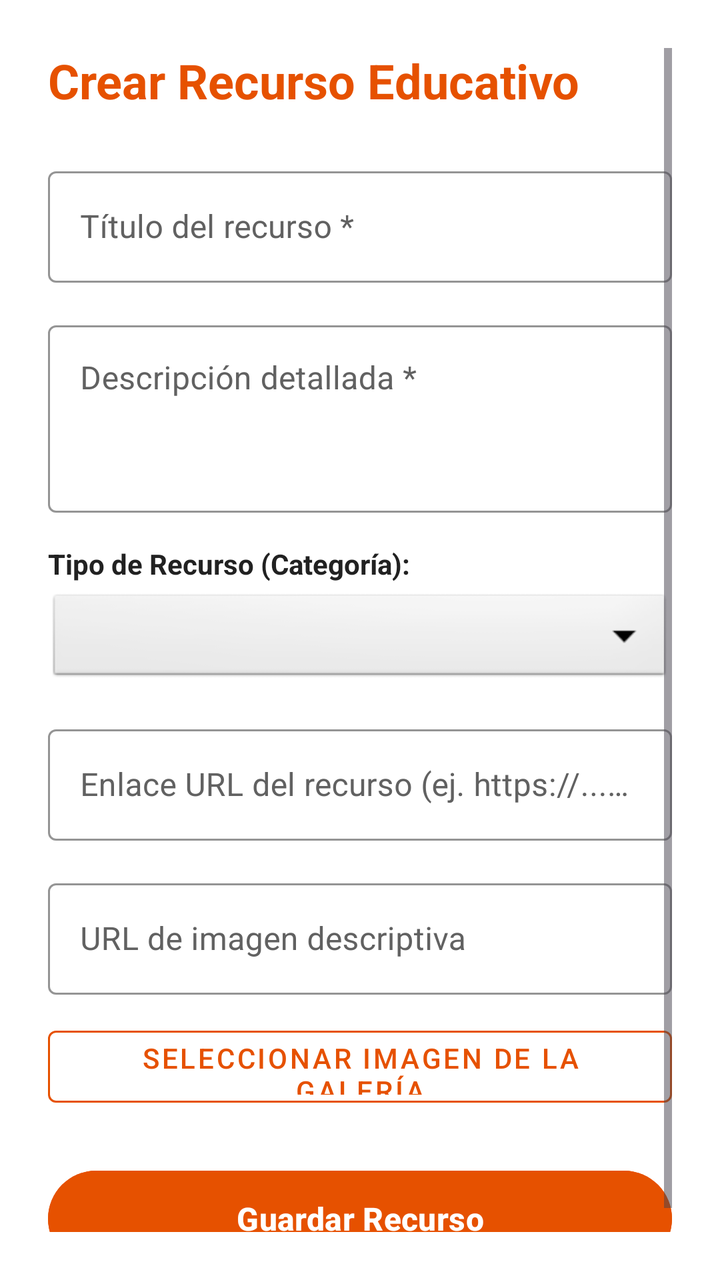
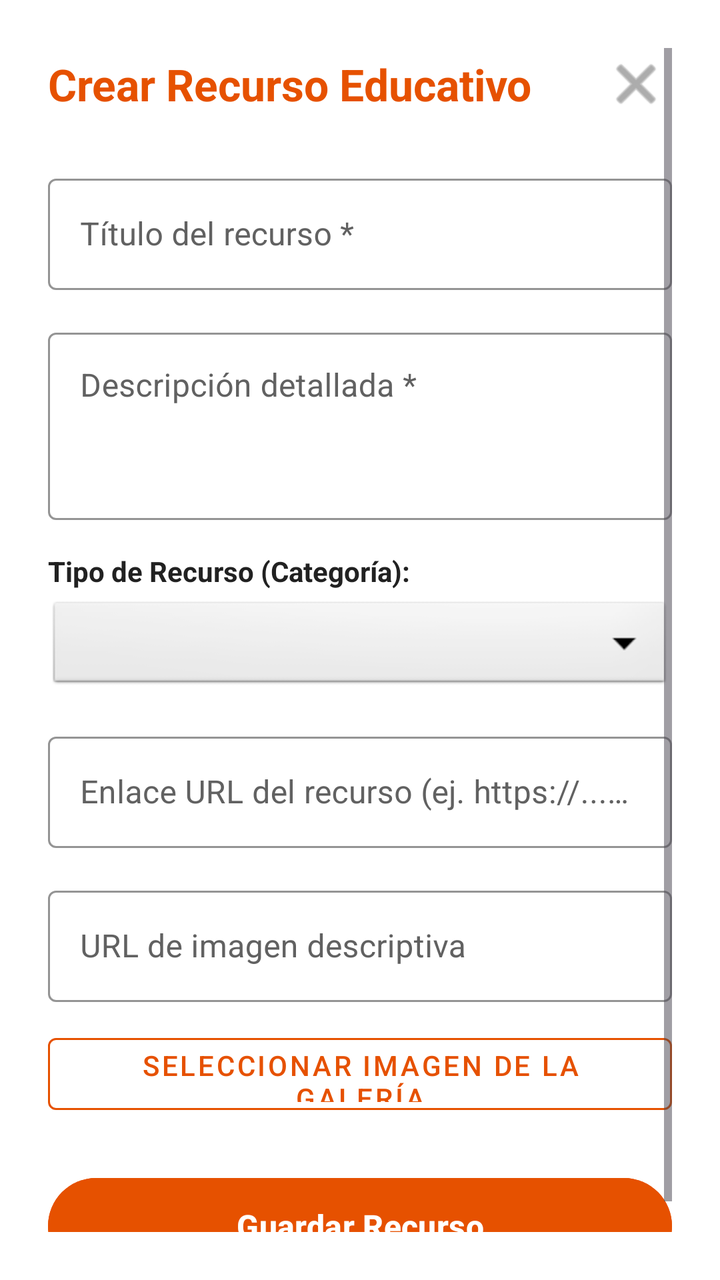

Before-and-after screenshots of an Android layout around one commit, followed by the original layout XML and the change that was made.
<!-- AndroidManifest.xml: application theme Theme.Desafio3DSM -->
<!-- res/layout/activity_add_edit_resource.xml -->
<?xml version="1.0" encoding="utf-8"?>
<ScrollView xmlns:android="http://schemas.android.com/apk/res/android"
    xmlns:app="http://schemas.android.com/apk/res-auto"
    xmlns:tools="http://schemas.android.com/tools"
    android:layout_width="match_parent"
    android:layout_height="match_parent"
    android:fillViewport="true"
    android:background="@android:color/white"
    android:padding="24dp"
    tools:context=".view.AddEditResourceActivity">

    <LinearLayout
        android:layout_width="match_parent"
        android:layout_height="wrap_content"
        android:orientation="vertical">

        <TextView
            android:id="@+id/tvFormTitle"
            android:layout_width="wrap_content"
            android:layout_height="wrap_content"
            android:text="@string/title_recurso_crear"
            android:textSize="24sp"
            android:textStyle="bold"
            android:textColor="@color/orange_primary"
            android:layout_marginBottom="24dp" />

        <com.google.android.material.textfield.TextInputLayout
            android:id="@+id/tilTitulo"
            style="@style/Widget.MaterialComponents.TextInputLayout.OutlinedBox"
            android:layout_width="match_parent"
            android:layout_height="wrap_content"
            android:layout_marginBottom="16dp"
            android:hint="@string/hint_resource_title"
            android:textColorHint="#616161"
            app:boxStrokeColor="@color/orange_primary"
            app:hintTextColor="@color/orange_primary">

            <com.google.android.material.textfield.TextInputEditText
                android:id="@+id/etTitulo"
                android:layout_width="match_parent"
                android:layout_height="wrap_content"
                android:textColor="#212121"
                android:textSize="16sp"
                android:inputType="textCapSentences" />

        </com.google.android.material.textfield.TextInputLayout>

        <com.google.android.material.textfield.TextInputLayout
            android:id="@+id/tilDescripcion"
            style="@style/Widget.MaterialComponents.TextInputLayout.OutlinedBox"
            android:layout_width="match_parent"
            android:layout_height="wrap_content"
            android:layout_marginBottom="16dp"
            android:hint="@string/hint_resource_description"
            android:textColorHint="#616161"
            app:boxStrokeColor="@color/orange_primary"
            app:hintTextColor="@color/orange_primary">

            <com.google.android.material.textfield.TextInputEditText
                android:id="@+id/etDescripcion"
                android:layout_width="match_parent"
                android:layout_height="wrap_content"
                android:textColor="#212121"
                android:textSize="16sp"
                android:inputType="textMultiLine"
                android:minLines="3"
                android:gravity="top" />

        </com.google.android.material.textfield.TextInputLayout>

        <TextView
            android:id="@+id/tvLabelTipo"
            android:layout_width="wrap_content"
            android:layout_height="wrap_content"
            android:text="@string/label_resource_type"
            android:textSize="14sp"
            android:textStyle="bold"
            android:textColor="#212121"
            android:layout_marginBottom="4dp" />

        <Spinner
            android:id="@+id/spTipo"
            android:layout_width="match_parent"
            android:layout_height="48dp"
            android:background="@android:drawable/btn_dropdown"
            android:padding="8dp"
            android:layout_marginBottom="16dp" />

        <com.google.android.material.textfield.TextInputLayout
            android:id="@+id/tilUrl"
            style="@style/Widget.MaterialComponents.TextInputLayout.OutlinedBox"
            android:layout_width="match_parent"
            android:layout_height="wrap_content"
            android:layout_marginBottom="16dp"
            android:hint="@string/hint_resource_url"
            android:textColorHint="#616161"
            app:boxStrokeColor="@color/orange_primary"
            app:hintTextColor="@color/orange_primary">

            <com.google.android.material.textfield.TextInputEditText
                android:id="@+id/etUrl"
                android:layout_width="match_parent"
                android:layout_height="wrap_content"
                android:textColor="#212121"
                android:textSize="16sp"
                android:inputType="textUri" />

        </com.google.android.material.textfield.TextInputLayout>

        <com.google.android.material.textfield.TextInputLayout
            android:id="@+id/tilImagen"
            style="@style/Widget.MaterialComponents.TextInputLayout.OutlinedBox"
            android:layout_width="match_parent"
            android:layout_height="wrap_content"
            android:layout_marginBottom="12dp"
            android:hint="@string/hint_resource_image_url"
            android:textColorHint="#616161"
            app:boxStrokeColor="@color/orange_primary"
            app:hintTextColor="@color/orange_primary">

            <com.google.android.material.textfield.TextInputEditText
                android:id="@+id/etImagen"
                android:layout_width="match_parent"
                android:layout_height="wrap_content"
                android:textColor="#212121"
                android:textSize="16sp"
                android:inputType="textUri" />

        </com.google.android.material.textfield.TextInputLayout>

        
        <Button
            android:id="@+id/btnGaleria"
            style="@style/Widget.MaterialComponents.Button.OutlinedButton"
            android:layout_width="match_parent"
            android:layout_height="48dp"
            android:text="@string/btn_pick_gallery"
            android:textColor="@color/orange_primary"
            app:strokeColor="@color/orange_primary"
            app:strokeWidth="1dp"
            android:textSize="14sp"
            android:layout_marginBottom="24dp" />

        <Button
            android:id="@+id/btnGuardarRecurso"
            android:layout_width="match_parent"
            android:layout_height="56dp"
            android:text="@string/btn_save_resource"
            android:textColor="@android:color/white"
            android:textSize="16sp"
            android:textStyle="bold"
            android:backgroundTint="@color/orange_primary"
            android:layout_marginBottom="16dp" />

        <ProgressBar
            android:id="@+id/progressBar"
            android:layout_width="wrap_content"
            android:layout_height="wrap_content"
            android:layout_gravity="center"
            android:indeterminateTint="@color/orange_primary"
            android:visibility="gone" />

    </LinearLayout>
</ScrollView>
<!-- resources referenced by this layout -->
<resources>
  <color name="orange_primary">#E65100</color>
  <string name="btn_pick_gallery">Seleccionar imagen de la galería</string>
  <string name="btn_save_resource">Guardar Recurso</string>
  <string name="hint_resource_description">Descripción detallada *</string>
  <string name="hint_resource_image_url">URL de imagen descriptiva</string>
  <string name="hint_resource_title">Título del recurso *</string>
  <string name="hint_resource_url">Enlace URL del recurso (ej. https://...) *</string>
  <string name="label_resource_type">Tipo de Recurso (Categoría):</string>
  <string name="title_recurso_crear">Crear Recurso Educativo</string>
  <style name="Theme.Desafio3DSM" parent="Base.Theme.Desafio3DSM" />
  <style name="Base.Theme.Desafio3DSM" parent="Theme.Material3.DayNight.NoActionBar">
          <item name="colorPrimary">@color/orange_primary</item>
          <item name="colorPrimaryVariant">@color/orange_primary_dark</item>
          <item name="colorSecondary">@color/orange_secondary</item>
          <item name="android:statusBarColor">@color/orange_primary_dark</item>
      </style>
  <color name="orange_primary_dark">#BF360C</color>
  <color name="orange_secondary">#F57C00</color>
</resources>

<!-- the commit's change to res/layout/activity_add_edit_resource.xml (unified diff, before → after) -->
@@ -14,15 +14,34 @@
         android:layout_height="wrap_content"
         android:orientation="vertical">
 
-        <TextView
-            android:id="@+id/tvFormTitle"
-            android:layout_width="wrap_content"
+        
+        <RelativeLayout
+            android:layout_width="match_parent"
             android:layout_height="wrap_content"
-            android:text="@string/title_recurso_crear"
-            android:textSize="24sp"
-            android:textStyle="bold"
-            android:textColor="@color/orange_primary"
-            android:layout_marginBottom="24dp" />
+            android:layout_marginBottom="24dp">
+
+            <TextView
+                android:id="@+id/tvFormTitle"
+                android:layout_width="wrap_content"
+                android:layout_height="wrap_content"
+                android:layout_centerVertical="true"
+                android:text="@string/title_recurso_crear"
+                android:textSize="22sp"
+                android:textStyle="bold"
+                android:textColor="@color/orange_primary" />
+
+            <ImageButton
+                android:id="@+id/btnCloseForm"
+                android:layout_width="36dp"
+                android:layout_height="36dp"
+                android:layout_alignParentEnd="true"
+                android:layout_centerVertical="true"
+                android:background="?attr/selectableItemBackgroundBorderless"
+                android:contentDescription="@string/btn_cancel"
+                android:src="@android:drawable/ic_menu_close_clear_cancel"
+                app:tint="#757575" />
+
+        </RelativeLayout>
 
         <com.google.android.material.textfield.TextInputLayout
             android:id="@+id/tilTitulo"
<!-- resource entries referenced after the edit -->
@@ -1,6 +1,7 @@
 <!-- resources referenced by this layout -->
 <resources>
   <color name="orange_primary">#E65100</color>
+  <string name="btn_cancel">Cancelar</string>
   <string name="btn_pick_gallery">Seleccionar imagen de la galería</string>
   <string name="btn_save_resource">Guardar Recurso</string>
   <string name="hint_resource_description">Descripción detallada *</string>
